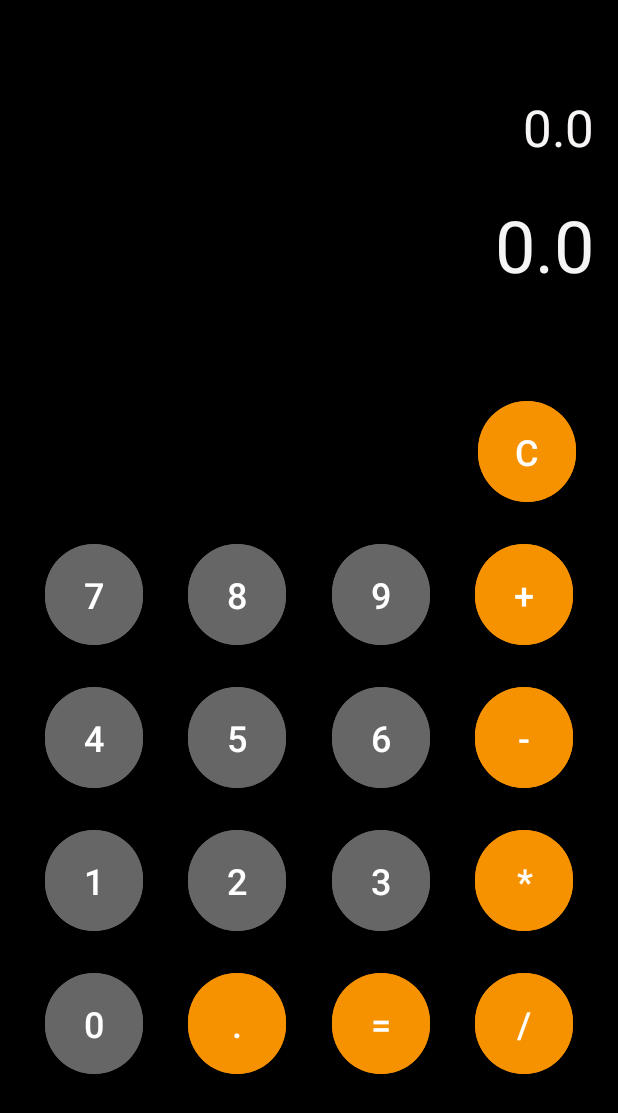
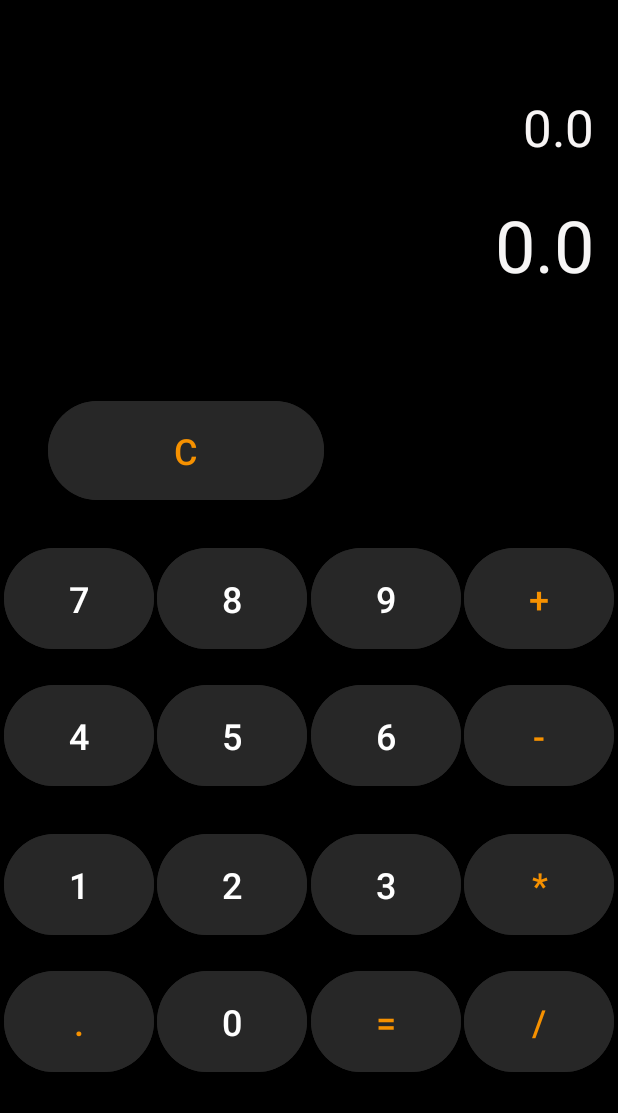
Before and after one commit to MayraTamayo18/movil, an Android app: the screen it shows after launch (MainActivity), on a phone screen of 412 x 824 dp. Shown: the top 1113 px of the screen. Run offline under Robolectric (Android 15) with nearby library versions, the phone set to English and light mode, and no system bars.

Commit message:
se arregló el error de dividir por 0

```diff
--- a/M-A-AndroidStudio/calculadora/app/src/main/java/com/example/calculadora/MainActivity.kt
+++ b/M-A-AndroidStudio/calculadora/app/src/main/java/com/example/calculadora/MainActivity.kt
@@ -41,6 +41,7 @@ class MainActivity : AppCompatActivity() {
 
         btnIgual.setOnClickListener{
             var numero2: Double=tv2.text.toString().toDouble()
+            if (numero2 != 0.0){
                 var respuesta: Double=0.0
                 when(operacion) {
                     1 -> respuesta = numero1 + numero2
@@ -50,6 +51,10 @@ class MainActivity : AppCompatActivity() {
             }
                 tv2.setText(respuesta.toString())
                 tv1.setText("")
+            }else{
+                tv2.setText("Error: No se puede dividir por cero")
+            }
+
         }
         btnBorrar.setOnClickListener{
             tv1.setText("")
--- a/M-A-AndroidStudio/calculadora/app/src/main/res/layout/activity_main.xml
+++ b/M-A-AndroidStudio/calculadora/app/src/main/res/layout/activity_main.xml
@@ -46,36 +46,98 @@
 
     <Button
         android:id="@+id/btnBorrar"
-        android:layout_width="65dp"
-        android:layout_height="75dp"
+        android:layout_width="184dp"
+        android:layout_height="74dp"
         android:layout_marginTop="68dp"
-        android:layout_marginEnd="28dp"
-        android:backgroundTint="@color/orange"
+        android:backgroundTint="@color/gris"
         android:text="C"
+        android:textColor="@color/orange"
         android:textSize="24sp"
         app:layout_constraintEnd_toEndOf="parent"
+        app:layout_constraintHorizontal_bias="0.14"
+        app:layout_constraintStart_toStartOf="parent"
         app:layout_constraintTop_toBottomOf="@+id/tv2" />
 
     <Button
-        android:id="@+id/btn8"
-        android:layout_width="65dp"
+        android:id="@+id/btn2"
+        android:layout_width="100dp"
         android:layout_height="75dp"
         android:backgroundTint="@color/gris"
         android:onClick="digitos"
-        android:text="8"
+        android:text="2"
+        android:textColor="@color/white"
         android:textSize="24sp"
-        app:layout_constraintBaseline_toBaselineOf="@+id/btn9"
-        app:layout_constraintEnd_toStartOf="@+id/btn9"
+        app:layout_constraintBaseline_toBaselineOf="@+id/btn3"
+        app:layout_constraintEnd_toStartOf="@+id/btn3"
         app:layout_constraintHorizontal_bias="0.5"
-        app:layout_constraintStart_toEndOf="@+id/btn7" />
+        app:layout_constraintStart_toEndOf="@+id/btn1" />
+
+    <Button
+        android:id="@+id/btnSuma"
+        android:layout_width="100dp"
+        android:layout_height="75dp"
+        android:layout_marginTop="24dp"
+        android:backgroundTint="@color/gris"
+        android:onClick="clicOperacion"
+        android:text="+"
+        android:textColor="@color/orange"
+        android:textSize="24sp"
+        app:layout_constraintEnd_toEndOf="parent"
+        app:layout_constraintHorizontal_bias="0.5"
+        app:layout_constraintStart_toEndOf="@+id/btn9"
+        app:layout_constraintTop_toBottomOf="@+id/btnBorrar" />
+
+    <Button
+        android:id="@+id/btn5"
+        android:layout_width="100dp"
+        android:layout_height="75dp"
+        android:backgroundTint="@color/gris"
+        android:onClick="digitos"
+        android:text="5"
+        android:textColor="@color/white"
+        android:textSize="24sp"
+        app:layout_constraintBaseline_toBaselineOf="@+id/btn6"
+        app:layout_constraintEnd_toStartOf="@+id/btn6"
+        app:layout_constraintHorizontal_bias="0.5"
+        app:layout_constraintStart_toEndOf="@+id/btn4" />
+
+    <Button
+        android:id="@+id/btnResta"
+        android:layout_width="100dp"
+        android:layout_height="75dp"
+        android:layout_marginTop="16dp"
+        android:backgroundTint="@color/gris"
+        android:onClick="clicOperacion"
+        android:text="-"
+        android:textColor="@color/orange"
+        android:textSize="24sp"
+        app:layout_constraintEnd_toEndOf="parent"
+        app:layout_constraintHorizontal_bias="0.5"
+        app:layout_constraintStart_toEndOf="@+id/btn6"
+        app:layout_constraintTop_toBottomOf="@+id/btnSuma" />
+
+    <Button
+        android:id="@+id/btnPunto"
+        android:layout_width="100dp"
+        android:layout_height="75dp"
+        android:backgroundTint="@color/gris"
+        android:onClick="digitos"
+        android:text="."
+        android:textColor="@color/orange"
+        android:textSize="24sp"
+        app:layout_constraintBaseline_toBaselineOf="@+id/btn0"
+        app:layout_constraintEnd_toStartOf="@+id/btn0"
+        app:layout_constraintHorizontal_bias="0.5"
+        app:layout_constraintStart_toStartOf="parent" />
 
     <Button
         android:id="@+id/btn7"
-        android:layout_width="65dp"
+        android:layout_width="100dp"
         android:layout_height="75dp"
         android:backgroundTint="@color/gris"
         android:onClick="digitos"
         android:text="7"
+        android:textColor="@color/white"
         android:textSize="24sp"
         app:layout_constraintBaseline_toBaselineOf="@+id/btn8"
         app:layout_constraintEnd_toStartOf="@+id/btn8"
@@ -83,12 +145,55 @@
         app:layout_constraintStart_toStartOf="parent" />
 
     <Button
+        android:id="@+id/btn3"
+        android:layout_width="100dp"
+        android:layout_height="75dp"
+        android:backgroundTint="@color/gris"
+        android:onClick="digitos"
+        android:text="3"
+        android:textColor="@color/white"
+        android:textSize="24sp"
+        app:layout_constraintBaseline_toBaselineOf="@+id/btnMultiplicacion"
+        app:layout_constraintEnd_toStartOf="@+id/btnMultiplicacion"
+        app:layout_constraintHorizontal_bias="0.5"
+        app:layout_constraintStart_toEndOf="@+id/btn2" />
+
+    <Button
+        android:id="@+id/btn1"
+        android:layout_width="100dp"
+        android:layout_height="75dp"
+        android:backgroundTint="@color/gris"
+        android:onClick="digitos"
+        android:text="1"
+        android:textColor="@color/white"
+        android:textSize="24sp"
+        app:layout_constraintBaseline_toBaselineOf="@+id/btn2"
+        app:layout_constraintEnd_toStartOf="@+id/btn2"
+        app:layout_constraintHorizontal_bias="0.5"
+        app:layout_constraintStart_toStartOf="parent" />
+
+    <Button
+        android:id="@+id/btn0"
+        android:layout_width="100dp"
+        android:layout_height="75dp"
+        android:backgroundTint="@color/gris"
+        android:onClick="digitos"
+        android:text="0"
+        android:textColor="@color/white"
+        android:textSize="24sp"
+        app:layout_constraintBaseline_toBaselineOf="@+id/btnIgual"
+        app:layout_constraintEnd_toStartOf="@+id/btnIgual"
+        app:layout_constraintHorizontal_bias="0.5"
+        app:layout_constraintStart_toEndOf="@+id/btnPunto" />
+
+    <Button
         android:id="@+id/btn9"
-        android:layout_width="65dp"
+        android:layout_width="100dp"
         android:layout_height="75dp"
         android:backgroundTint="@color/gris"
         android:onClick="digitos"
         android:text="9"
+        android:textColor="@color/white"
         android:textSize="24sp"
         app:layout_constraintBaseline_toBaselineOf="@+id/btnSuma"
         app:layout_constraintEnd_toStartOf="@+id/btnSuma"
@@ -96,26 +201,70 @@
         app:layout_constraintStart_toEndOf="@+id/btn8" />
 
     <Button
-        android:id="@+id/btnSuma"
-        android:layout_width="65dp"
+        android:id="@+id/btnDivision"
+        android:layout_width="100dp"
         android:layout_height="75dp"
-        android:layout_marginTop="20dp"
-        android:backgroundTint="@color/orange"
+        android:layout_marginTop="16dp"
+        android:backgroundTint="@color/gris"
         android:onClick="clicOperacion"
-        android:text="+"
+        android:text="/"
+        android:textColor="@color/orange"
         android:textSize="24sp"
         app:layout_constraintEnd_toEndOf="parent"
         app:layout_constraintHorizontal_bias="0.5"
-        app:layout_constraintStart_toEndOf="@+id/btn9"
-        app:layout_constraintTop_toBottomOf="@+id/btnBorrar" />
+        app:layout_constraintStart_toEndOf="@+id/btnIgual"
+        app:layout_constraintTop_toBottomOf="@+id/btnMultiplicacion" />
+
+    <Button
+        android:id="@+id/btnIgual"
+        android:layout_width="100dp"
+        android:layout_height="75dp"
+        android:backgroundTint="@color/gris"
+        android:text="="
+        android:textColor="@color/orange"
+        android:textSize="24sp"
+        app:layout_constraintBaseline_toBaselineOf="@+id/btnDivision"
+        app:layout_constraintEnd_toStartOf="@+id/btnDivision"
+        app:layout_constraintHorizontal_bias="0.5"
+        app:layout_constraintStart_toEndOf="@+id/btn0" />
+
+    <Button
+        android:id="@+id/btn6"
+        android:layout_width="100dp"
+        android:layout_height="75dp"
+        android:backgroundTint="@color/gris"
+        android:onClick="digitos"
+        android:text="6"
+        android:textColor="@color/white"
+        android:textSize="24sp"
+        app:layout_constraintBaseline_toBaselineOf="@+id/btnResta"
+        app:layout_constraintEnd_toStartOf="@+id/btnResta"
+        app:layout_constraintHorizontal_bias="0.5"
+        app:layout_constraintStart_toEndOf="@+id/btn5" />
+
+    <Button
+        android:id="@+id/btnMultiplicacion"
+        android:layout_width="100dp"
+        android:layout_height="75dp"
+        android:layout_marginTop="24dp"
+        android:backgroundTint="@color/gris"
+        android:onClick="clicOperacion"
+        android:text="*"
+        android:textColor="@color/orange"
+        android:textSize="24sp"
+        app:layout_constraintEnd_toEndOf="parent"
+        app:layout_constraintHorizontal_bias="0.5"
+        app:layout_constraintStart_toEndOf="@+id/btn3"
+        app:layout_constraintTop_toBottomOf="@+id/btnResta" />
 
     <Button
         android:id="@+id/btn4"
-        android:layout_width="65dp"
+        android:layout_width="100dp"
         android:layout_height="75dp"
         android:backgroundTint="@color/gris"
         android:onClick="digitos"
         android:text="4"
+        android:textColor="@color/white"
         android:textSize="24sp"
         app:layout_constraintBaseline_toBaselineOf="@+id/btn5"
         app:layout_constraintEnd_toStartOf="@+id/btn5"
@@ -123,148 +272,17 @@
         app:layout_constraintStart_toStartOf="parent" />
 
     <Button
-        android:id="@+id/btn5"
-        android:layout_width="65dp"
+        android:id="@+id/btn8"
+        android:layout_width="100dp"
         android:layout_height="75dp"
         android:backgroundTint="@color/gris"
         android:onClick="digitos"
-        android:text="5"
+        android:text="8"
+        android:textColor="@color/white"
         android:textSize="24sp"
-        app:layout_constraintBaseline_toBaselineOf="@+id/btn6"
-        app:layout_constraintEnd_toStartOf="@+id/btn6"
+        app:layout_constraintBaseline_toBaselineOf="@+id/btn9"
+        app:layout_constraintEnd_toStartOf="@+id/btn9"
         app:layout_constraintHorizontal_bias="0.5"
-        app:layout_constraintStart_toEndOf="@+id/btn4" />
-
-    <Button
-        android:id="@+id/btn6"
-        android:layout_width="65dp"
-        android:layout_height="75dp"
-        android:backgroundTint="@color/gris"
-        android:onClick="digitos"
-        android:text="6"
-        android:textSize="24sp"
-        app:layout_constraintBaseline_toBaselineOf="@+id/btnResta"
-        app:layout_constraintEnd_toStartOf="@+id/btnResta"
-        app:layout_constraintHorizontal_bias="0.5"
-        app:layout_constraintStart_toEndOf="@+id/btn5" />
-
-    <Button
-        android:id="@+id/btnResta"
-        android:layout_width="65dp"
-        android:layout_height="75dp"
-        android:layout_marginTop="20dp"
-        android:backgroundTint="@color/orange"
-        android:onClick="clicOperacion"
-        android:text="-"
-        android:textSize="24sp"
-        app:layout_constraintEnd_toEndOf="parent"
-        app:layout_constraintHorizontal_bias="0.5"
-        app:layout_constraintStart_toEndOf="@+id/btn6"
-        app:layout_constraintTop_toBottomOf="@+id/btnSuma" />
-
-    <Button
-        android:id="@+id/btn1"
-        android:layout_width="65dp"
-        android:layout_height="75dp"
-        android:backgroundTint="@color/gris"
-        android:onClick="digitos"
-        android:text="1"
-        android:textSize="24sp"
-        app:layout_constraintBaseline_toBaselineOf="@+id/btn2"
-        app:layout_constraintEnd_toStartOf="@+id/btn2"
-        app:layout_constraintHorizontal_bias="0.5"
-        app:layout_constraintStart_toStartOf="parent" />
-
-    <Button
-        android:id="@+id/btn2"
-        android:layout_width="65dp"
-        android:layout_height="75dp"
-        android:backgroundTint="@color/gris"
-        android:onClick="digitos"
-        android:text="2"
-        android:textSize="24sp"
-        app:layout_constraintBaseline_toBaselineOf="@+id/btn3"
-        app:layout_constraintEnd_toStartOf="@+id/btn3"
-        app:layout_constraintHorizontal_bias="0.5"
-        app:layout_constraintStart_toEndOf="@+id/btn1" />
-
-    <Button
-        android:id="@+id/btn3"
-        android:layout_width="65dp"
-        android:layout_height="75dp"
-        android:backgroundTint="@color/gris"
-        android:onClick="digitos"
-        android:text="3"
-        android:textSize="24sp"
-        app:layout_constraintBaseline_toBaselineOf="@+id/btnMultiplicacion"
-        app:layout_constraintEnd_toStartOf="@+id/btnMultiplicacion"
-        app:layout_constraintHorizontal_bias="0.5"
-        app:layout_constraintStart_toEndOf="@+id/btn2" />
-
-    <Button
-        android:id="@+id/btnMultiplicacion"
-        android:layout_width="65dp"
-        android:layout_height="75dp"
-        android:layout_marginTop="20dp"
-        android:backgroundTint="@color/orange"
-        android:onClick="clicOperacion"
-        android:text="*"
-        android:textSize="24sp"
-        app:layout_constraintEnd_toEndOf="parent"
-        app:layout_constraintHorizontal_bias="0.5"
-        app:layout_constraintStart_toEndOf="@+id/btn3"
-        app:layout_constraintTop_toBottomOf="@+id/btnResta" />
-
-    <Button
-        android:id="@+id/btn0"
-        android:layout_width="65dp"
-        android:layout_height="75dp"
-        android:backgroundTint="@color/gris"
-        android:onClick="digitos"
-        android:text="0"
-        android:textSize="24sp"
-        app:layout_constraintBaseline_toBaselineOf="@+id/btnPunto"
-        app:layout_constraintEnd_toStartOf="@+id/btnPunto"
-        app:layout_constraintHorizontal_bias="0.5"
-        app:layout_constraintStart_toStartOf="parent" />
-
-    <Button
-        android:id="@+id/btnPunto"
-        android:layout_width="65dp"
-        android:layout_height="75dp"
-        android:backgroundTint="@color/orange"
-        android:onClick="digitos"
-        android:text="."
-        android:textSize="24sp"
-        app:layout_constraintBaseline_toBaselineOf="@+id/btnIgual"
-        app:layout_constraintEnd_toStartOf="@+id/btnIgual"
-        app:layout_constraintHorizontal_bias="0.5"
-        app:layout_constraintStart_toEndOf="@+id/btn0" />
-
-    <Button
-        android:id="@+id/btnIgual"
-        android:layout_width="65dp"
-        android:layout_height="75dp"
-        android:backgroundTint="@color/orange"
-        android:text="="
-        android:textSize="24sp"
-        app:layout_constraintBaseline_toBaselineOf="@+id/btnDivision"
-        app:layout_constraintEnd_toStartOf="@+id/btnDivision"
-        app:layout_constraintHorizontal_bias="0.5"
-        app:layout_constraintStart_toEndOf="@+id/btnPunto" />
-
-    <Button
-        android:id="@+id/btnDivision"
-        android:layout_width="65dp"
-        android:layout_height="75dp"
-        android:layout_marginTop="20dp"
-        android:backgroundTint="@color/orange"
-        android:onClick="clicOperacion"
-        android:text="/"
-        android:textSize="24sp"
-        app:layout_constraintEnd_toEndOf="parent"
-        app:layout_constraintHorizontal_bias="0.5"
-        app:layout_constraintStart_toEndOf="@+id/btnIgual"
-        app:layout_constraintTop_toBottomOf="@+id/btnMultiplicacion" />
+        app:layout_constraintStart_toEndOf="@+id/btn7" />
 
 </androidx.constraintlayout.widget.ConstraintLayout>
--- a/M-A-AndroidStudio/calculadora/app/src/main/res/values/colors.xml
+++ b/M-A-AndroidStudio/calculadora/app/src/main/res/values/colors.xml
@@ -2,6 +2,6 @@
 <resources>
     <color name="black">#FF000000</color>
     <color name="orange">#f69100</color>
-    <color name="gris">#666666</color>
+    <color name="gris">#272727</color>
     <color name="white">#FFFFFFFF</color>
 </resources>
```
Lines whose indentation alone changed are shown as unchanged.
